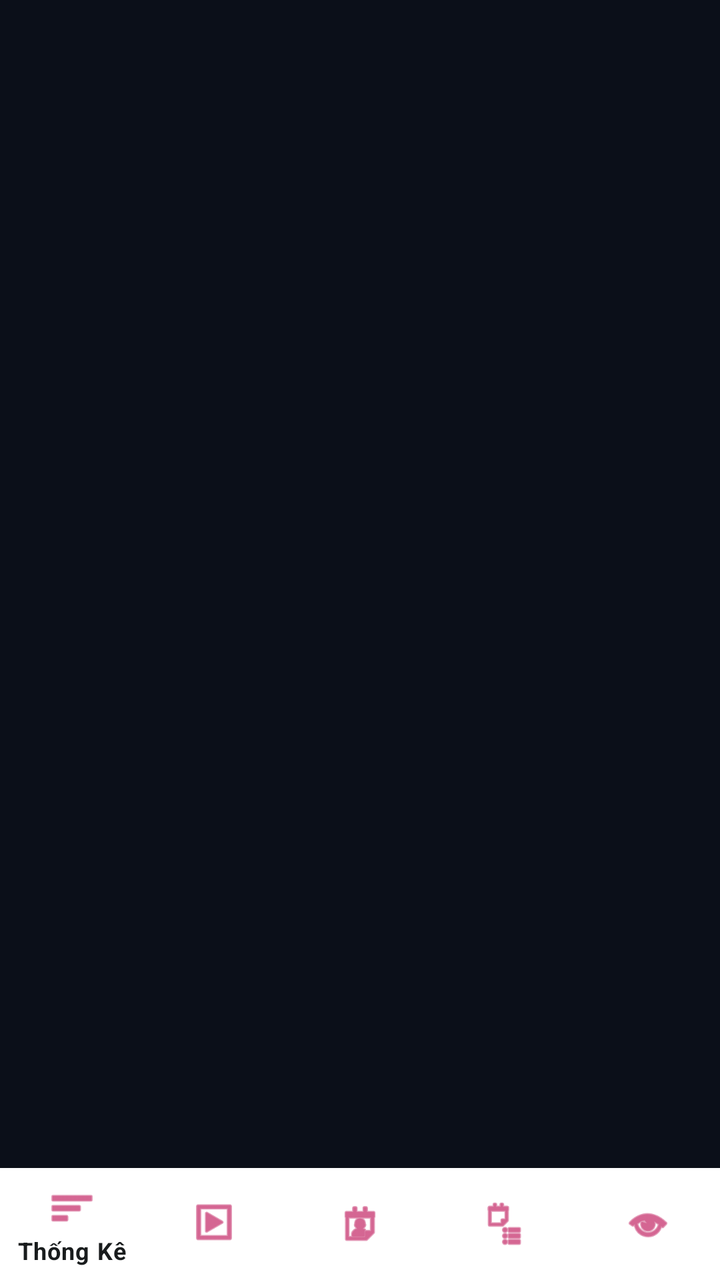
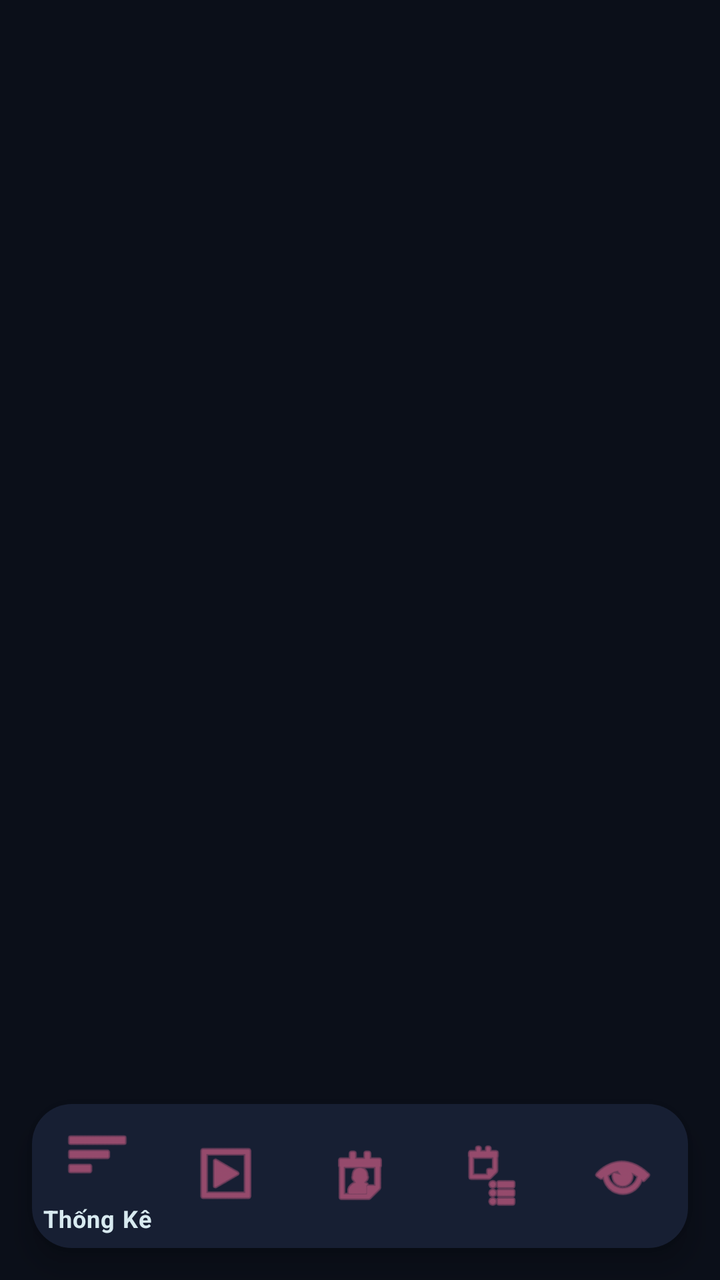

Two renders of the same Android screen: before a commit and after it. Below are the layout's source before the change and the commit's diff.
<!-- AndroidManifest.xml: application theme Theme.CinemaGo.Splash -->
<!-- res/layout/activity_admin.xml -->
<?xml version="1.0" encoding="utf-8"?>
<RelativeLayout xmlns:android="http://schemas.android.com/apk/res/android"
    xmlns:app="http://schemas.android.com/apk/res-auto"
    android:layout_width="match_parent"
    android:layout_height="match_parent">

    <FrameLayout
        android:id="@+id/adminFragmentContainer"
        android:layout_width="match_parent"
        android:layout_height="match_parent"
        android:layout_above="@id/adminBottomNavigation" />

    <com.google.android.material.bottomnavigation.BottomNavigationView
        android:id="@+id/adminBottomNavigation"
        android:layout_width="match_parent"
        android:layout_height="wrap_content"
        android:layout_alignParentBottom="true"
        android:background="#FFFFFF"
        app:menu="@menu/menu_admin_bottom_nav"
        app:itemIconTint="#B8004A"
        app:itemTextColor="#191C1D"/>
</RelativeLayout>
<!-- resources referenced by this layout -->
<resources>
  <style name="Theme.CinemaGo.Splash" parent="Theme.MaterialComponents.NoActionBar">
          <item name="android:windowBackground">#0B0F19</item>
          <item name="android:windowFullscreen">true</item>
      </style>
</resources>

<!-- the commit's change to res/layout/activity_admin.xml (unified diff, before → after) -->
@@ -13,10 +13,14 @@
     <com.google.android.material.bottomnavigation.BottomNavigationView
         android:id="@+id/adminBottomNavigation"
         android:layout_width="match_parent"
-        android:layout_height="wrap_content"
+        android:layout_height="72dp"
         android:layout_alignParentBottom="true"
-        android:background="#FFFFFF"
-        app:menu="@menu/menu_admin_bottom_nav"
-        app:itemIconTint="#B8004A"
-        app:itemTextColor="#191C1D"/>
+        android:layout_margin="16dp"
+        android:layout_marginTop="16dp"
+        android:layout_marginBottom="16dp"
+        android:background="@drawable/bg_glass_card"
+        app:itemIconSize="34dp"
+        app:itemIconTint="#E96792"
+        app:itemTextColor="#D8EAF0"
+        app:menu="@menu/menu_admin_bottom_nav" />
 </RelativeLayout>
<!-- resource entries referenced after the edit -->
@@ -1,5 +1,11 @@
 <!-- resources referenced by this layout -->
 <resources>
+  <!-- drawable bg_glass_card (drawable) -->
+  <?xml version="1.0" encoding="utf-8"?>
+  <shape xmlns:android="http://schemas.android.com/apk/res/android">
+      <solid android:color="#171F33"/>
+      <corners android:radius="20dp"/>
+  </shape>
   <style name="Theme.CinemaGo.Splash" parent="Theme.MaterialComponents.NoActionBar">
           <item name="android:windowBackground">#0B0F19</item>
           <item name="android:windowFullscreen">true</item>
